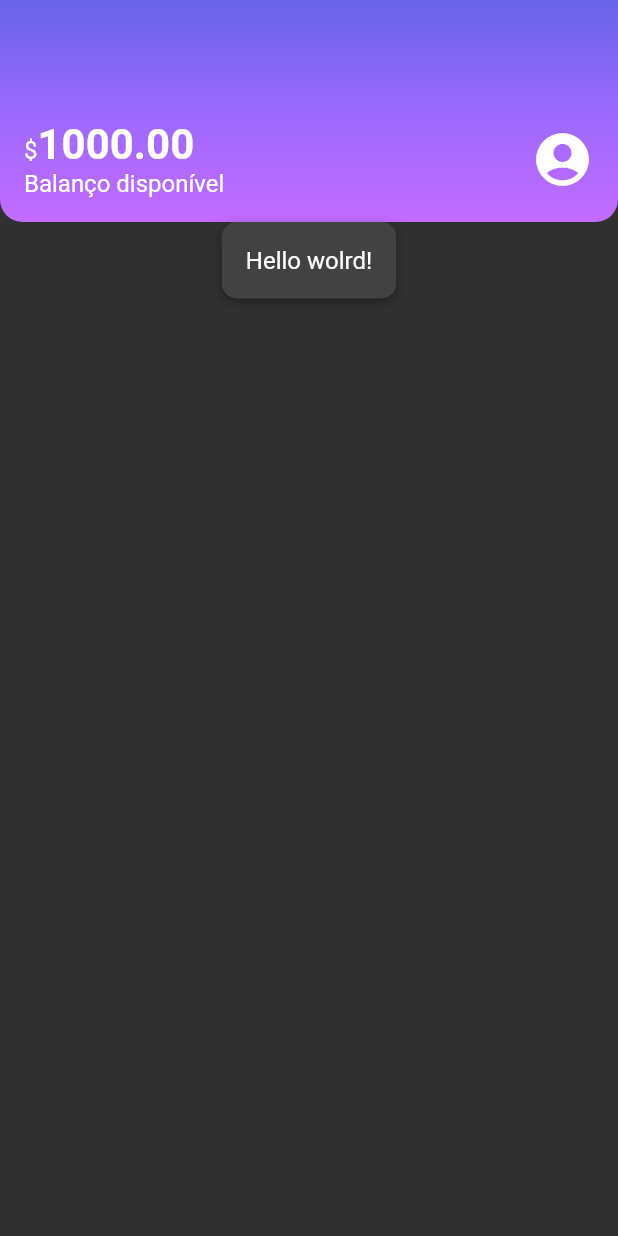
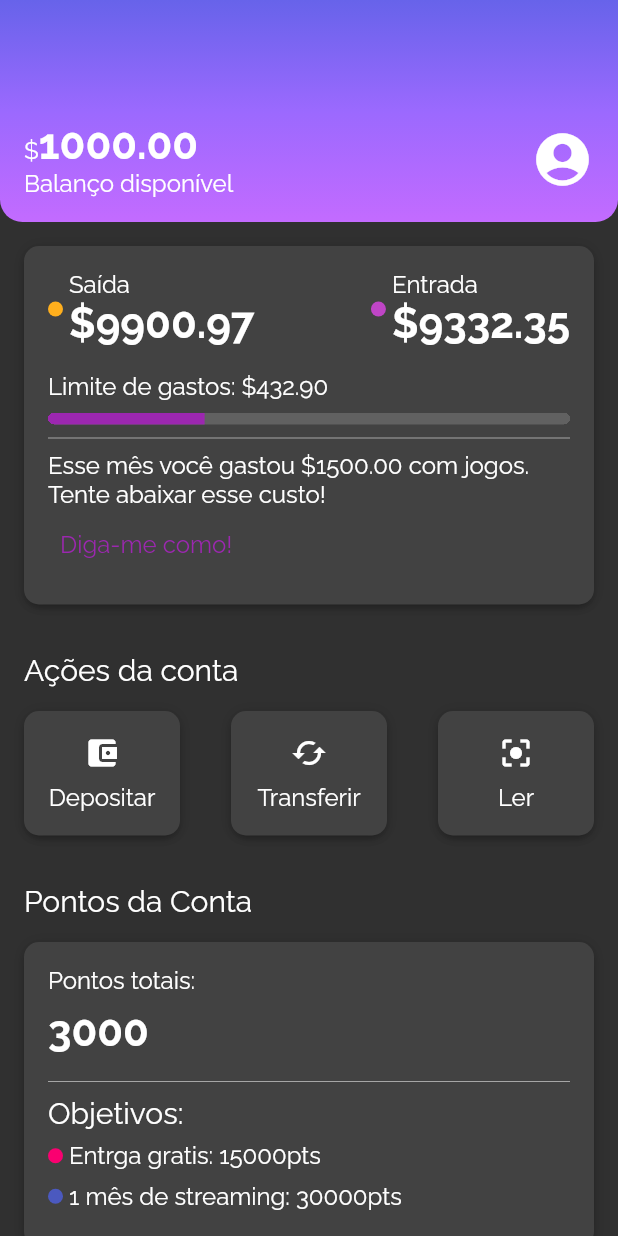
Before and after one commit to blandygbc/alubank, a Flutter app: the screen it shows after launch, on a phone screen of 412 x 824 dp. Run offline on Flutter 3.47's test engine with Material 2 defaults, Android fonts, the phone set to English and light mode, and no system bars.

Commit message:
Aulas 05 e 06 + desafio

```diff
--- a/lib/components/box_card.dart
+++ b/lib/components/box_card.dart
@@ -6,7 +6,7 @@ class BoxCard extends StatelessWidget {
 
   @override
   Widget build(BuildContext context) {
-    return Container(
+    return Ink(
       padding: const EdgeInsets.all(16),
       decoration: BoxDecoration(
         boxShadow: kElevationToShadow[3],
--- /dev/null
+++ b/lib/components/color_dot.dart
@@ -0,0 +1,22 @@
+import 'package:flutter/material.dart';
+
+class ColorDot extends StatelessWidget {
+  final Color color;
+
+  const ColorDot({super.key, required this.color});
+
+  @override
+  Widget build(BuildContext context) {
+    return Padding(
+      padding: const EdgeInsets.only(right: 4.0),
+      child: Container(
+        width: 10,
+        height: 10,
+        decoration: BoxDecoration(
+          color: color,
+          borderRadius: BorderRadius.circular(10),
+        ),
+      ),
+    );
+  }
+}
--- /dev/null
+++ b/lib/components/content_division.dart
@@ -0,0 +1,17 @@
+import 'package:alubank/themes/theme_colors.dart';
+import 'package:flutter/material.dart';
+
+class ContentDivision extends StatelessWidget {
+  const ContentDivision({super.key});
+
+  @override
+  Widget build(BuildContext context) {
+    return const Padding(
+      padding: EdgeInsets.symmetric(vertical: 8.0),
+      child: Divider(
+        height: 2,
+        color: ThemeColors.division,
+      ),
+    );
+  }
+}
--- /dev/null
+++ b/lib/components/sections/account_actions.dart
@@ -0,0 +1,79 @@
+import 'package:alubank/components/box_card.dart';
+import 'package:flutter/material.dart';
+
+class AccountActions extends StatelessWidget {
+  const AccountActions({super.key});
+
+  @override
+  Widget build(BuildContext context) {
+    return Padding(
+      padding: const EdgeInsets.all(16),
+      child: Column(
+        crossAxisAlignment: CrossAxisAlignment.start,
+        children: [
+          Padding(
+            padding: const EdgeInsets.only(bottom: 16.0),
+            child: Text(
+              'Ações da conta',
+              style: Theme.of(context).textTheme.titleMedium,
+            ),
+          ),
+          Row(
+            mainAxisAlignment: MainAxisAlignment.spaceBetween,
+            children: [
+              InkWell(
+                onTap: () {},
+                child: const BoxCard(
+                    boxContent: _AccountActionsContent(
+                  icon: Icon(Icons.account_balance_wallet),
+                  text: 'Depositar',
+                )),
+              ),
+              InkWell(
+                onTap: () {},
+                child: const BoxCard(
+                    boxContent: _AccountActionsContent(
+                  icon: Icon(Icons.cached),
+                  text: 'Transferir',
+                )),
+              ),
+              InkWell(
+                onTap: () {},
+                child: const BoxCard(
+                    boxContent: _AccountActionsContent(
+                  icon: Icon(Icons.center_focus_strong),
+                  text: 'Ler',
+                )),
+              ),
+            ],
+          )
+        ],
+      ),
+    );
+  }
+}
+
+class _AccountActionsContent extends StatelessWidget {
+  final Icon icon;
+  final String text;
+  const _AccountActionsContent({
+    required this.icon,
+    required this.text,
+  });
+
+  @override
+  Widget build(BuildContext context) {
+    return SizedBox(
+      width: 72,
+      child: Column(
+        children: [
+          Padding(
+            padding: const EdgeInsets.only(bottom: 8.0),
+            child: icon,
+          ),
+          Text(text),
+        ],
+      ),
+    );
+  }
+}
--- /dev/null
+++ b/lib/components/sections/account_points.dart
@@ -0,0 +1,80 @@
+import 'package:alubank/components/box_card.dart';
+import 'package:alubank/components/color_dot.dart';
+import 'package:alubank/components/content_division.dart';
+import 'package:alubank/themes/theme_colors.dart';
+import 'package:flutter/material.dart';
+
+class AccountPoints extends StatelessWidget {
+  const AccountPoints({super.key});
+
+  @override
+  Widget build(BuildContext context) {
+    return Padding(
+        padding: const EdgeInsets.all(16),
+        child: Column(
+          crossAxisAlignment: CrossAxisAlignment.start,
+          children: [
+            Padding(
+              padding: const EdgeInsets.only(bottom: 16.0),
+              child: Text(
+                'Pontos da Conta',
+                style: Theme.of(context).textTheme.titleMedium,
+              ),
+            ),
+            BoxCard(
+              boxContent: Column(
+                crossAxisAlignment: CrossAxisAlignment.start,
+                children: [
+                  const Padding(
+                    padding: EdgeInsets.only(bottom: 8.0),
+                    child: Text('Pontos totais:'),
+                  ),
+                  Padding(
+                    padding: const EdgeInsets.only(bottom: 8.0),
+                    child: Text(
+                      '3000',
+                      style: Theme.of(context).textTheme.bodyLarge,
+                    ),
+                  ),
+                  const ContentDivision(),
+                  Padding(
+                    padding: const EdgeInsets.only(bottom: 8.0),
+                    child: Text(
+                      'Objetivos:',
+                      style: Theme.of(context).textTheme.titleMedium,
+                    ),
+                  ),
+                  _ObjectivePoints(
+                    color: DotColors.delivery.color,
+                    text: 'Entrga gratis: 15000pts',
+                  ),
+                  _ObjectivePoints(
+                    color: DotColors.streaming.color,
+                    text: '1 mês de streaming: 30000pts',
+                  ),
+                ],
+              ),
+            ),
+          ],
+        ));
+  }
+}
+
+class _ObjectivePoints extends StatelessWidget {
+  final Color color;
+  final String text;
+  const _ObjectivePoints({required this.color, required this.text});
+
+  @override
+  Widget build(BuildContext context) {
+    return Padding(
+      padding: const EdgeInsets.only(bottom: 8.0),
+      child: Row(
+        children: [
+          ColorDot(color: color),
+          Text(text),
+        ],
+      ),
+    );
+  }
+}
--- /dev/null
+++ b/lib/components/sections/recent_activity.dart
@@ -0,0 +1,91 @@
+import 'package:alubank/components/box_card.dart';
+import 'package:alubank/components/color_dot.dart';
+import 'package:alubank/components/content_division.dart';
+import 'package:alubank/themes/theme_colors.dart';
+import 'package:flutter/material.dart';
+
+class RecentActivity extends StatelessWidget {
+  const RecentActivity({super.key});
+
+  @override
+  Widget build(BuildContext context) {
+    return const Padding(
+      padding: EdgeInsets.all(16.0),
+      child: BoxCard(
+        boxContent: _RecentActivityContent(),
+      ),
+    );
+  }
+}
+
+class _RecentActivityContent extends StatelessWidget {
+  const _RecentActivityContent();
+
+  @override
+  Widget build(BuildContext context) {
+    return Column(
+      crossAxisAlignment: CrossAxisAlignment.start,
+      children: [
+        Row(
+          mainAxisAlignment: MainAxisAlignment.spaceBetween,
+          children: [
+            Row(
+              children: [
+                ColorDot(color: DotColors.spent.color),
+                Column(
+                  crossAxisAlignment: CrossAxisAlignment.start,
+                  children: [
+                    const Text('Saída'),
+                    Text(
+                      '\$9900.97',
+                      style: Theme.of(context).textTheme.bodyLarge,
+                    ),
+                  ],
+                )
+              ],
+            ),
+            Row(
+              children: [
+                ColorDot(color: DotColors.income.color),
+                Column(
+                  crossAxisAlignment: CrossAxisAlignment.start,
+                  children: [
+                    const Text('Entrada'),
+                    Text(
+                      '\$9332.35',
+                      style: Theme.of(context).textTheme.bodyLarge,
+                    ),
+                  ],
+                )
+              ],
+            ),
+          ],
+        ),
+        const Padding(
+          padding: EdgeInsets.only(top: 16, bottom: 8),
+          child: Text('Limite de gastos: \$432.90'),
+        ),
+        Container(
+          clipBehavior: Clip.hardEdge,
+          decoration: BoxDecoration(
+            borderRadius: BorderRadius.circular(5),
+          ),
+          child: const LinearProgressIndicator(
+            value: 0.3,
+            minHeight: 8,
+          ),
+        ),
+        const ContentDivision(),
+        const Text(
+            'Esse mês você gastou \$1500.00 com jogos. Tente abaixar esse custo!'),
+        TextButton(
+          onPressed: () {},
+          child: const Text(
+            'Diga-me como!',
+            style: TextStyle(fontSize: 16),
+          ),
+        ),
+      ],
+    );
+  }
+}
--- a/lib/screens/home_screen.dart
+++ b/lib/screens/home_screen.dart
@@ -1,5 +1,11 @@
 import 'package:alubank/components/box_card.dart';
+import 'package:alubank/components/color_dot.dart';
+import 'package:alubank/components/content_division.dart';
+import 'package:alubank/components/sections/account_actions.dart';
+import 'package:alubank/components/sections/account_points.dart';
 import 'package:alubank/components/sections/header.dart';
+import 'package:alubank/components/sections/recent_activity.dart';
+import 'package:alubank/themes/theme_colors.dart';
 import 'package:flutter/material.dart';
 
 class HomeScreen extends StatelessWidget {
@@ -8,13 +14,15 @@ class HomeScreen extends StatelessWidget {
   @override
   Widget build(BuildContext context) {
     return Scaffold(
-      body: Column(
-        children: const [
-          Header(),
-          BoxCard(
-            boxContent: Text('Hello wolrd!'),
-          )
-        ],
+      body: SingleChildScrollView(
+        child: Column(
+          children: const [
+            Header(),
+            RecentActivity(),
+            AccountActions(),
+            AccountPoints(),
+          ],
+        ),
       ),
     );
   }
--- a/lib/themes/dark_theme.dart
+++ b/lib/themes/dark_theme.dart
@@ -6,5 +6,6 @@ ThemeData AppTheme = ThemeData(
   primarySwatch: ThemeColors.primaryColor,
   primaryColor: ThemeColors.primaryColor,
   brightness: Brightness.dark,
+  fontFamily: 'Raleway',
   textTheme: appTextTheme,
 );
--- a/lib/themes/text_theme.dart
+++ b/lib/themes/text_theme.dart
@@ -7,4 +7,9 @@ const TextTheme appTextTheme = TextTheme(
   bodyLarge: TextStyle(
     fontSize: 28,
     fontWeight: FontWeight.bold,
-    ));
+  ),
+  titleMedium: TextStyle(
+    fontSize: 20,
+    fontWeight: FontWeight.normal,
+  ),
+);
--- a/lib/themes/theme_colors.dart
+++ b/lib/themes/theme_colors.dart
@@ -1,4 +1,14 @@
 import 'package:flutter/material.dart';
+
+enum DotColors {
+  spent(color: Color.fromRGBO(255, 175, 29, 1)),
+  income(color: Color.fromRGBO(191, 69, 198, 1)),
+  delivery(color: Color.fromRGBO(250, 0, 112, 1)),
+  streaming(color: Color.fromRGBO(75, 89, 191, 1));
+
+  final Color color;
+  const DotColors({required this.color});
+}
 
 class ThemeColors {
   static const MaterialColor primaryColor = Colors.purple;
@@ -7,4 +17,5 @@ class ThemeColors {
     Color.fromRGBO(155, 105, 254, 1),
     Color.fromRGBO(195, 107, 255, 1),
   ];
+  static const division = Color.fromRGBO(166, 166, 166, 1);
 }
```
Also changed, not shown: pubspec.yaml (+8 -8 lines), assets/fonts/Raleway-Bold.ttf (added), assets/fonts/Raleway-Regular.ttf (added). Lines whose indentation alone changed are shown as unchanged.
